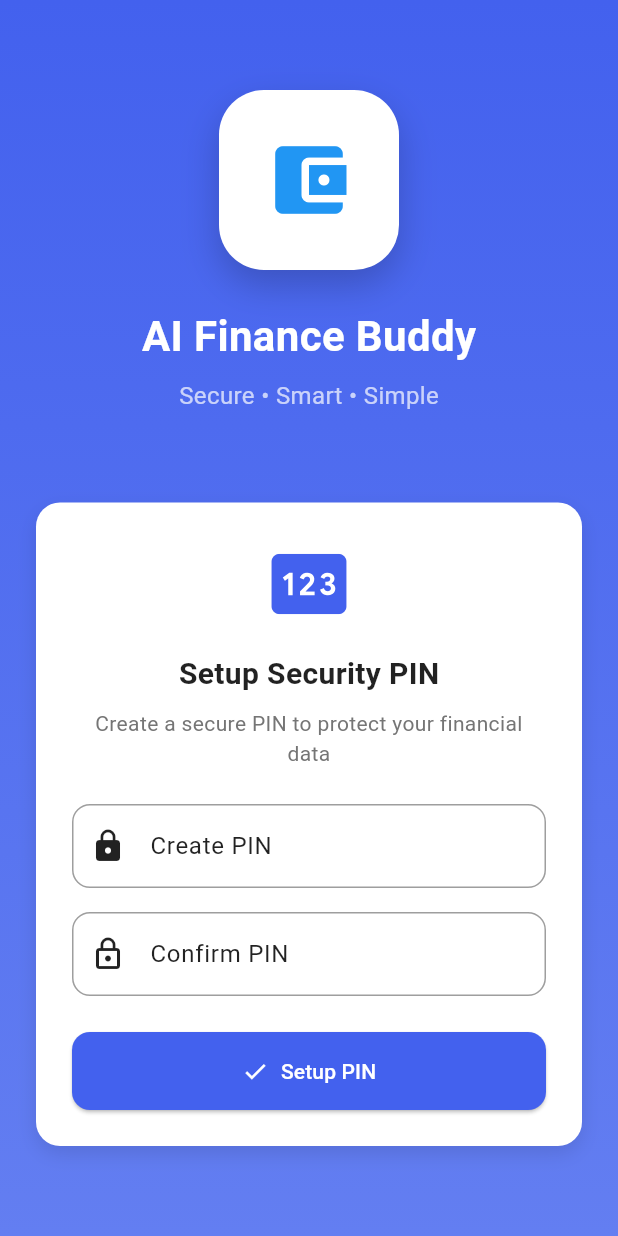
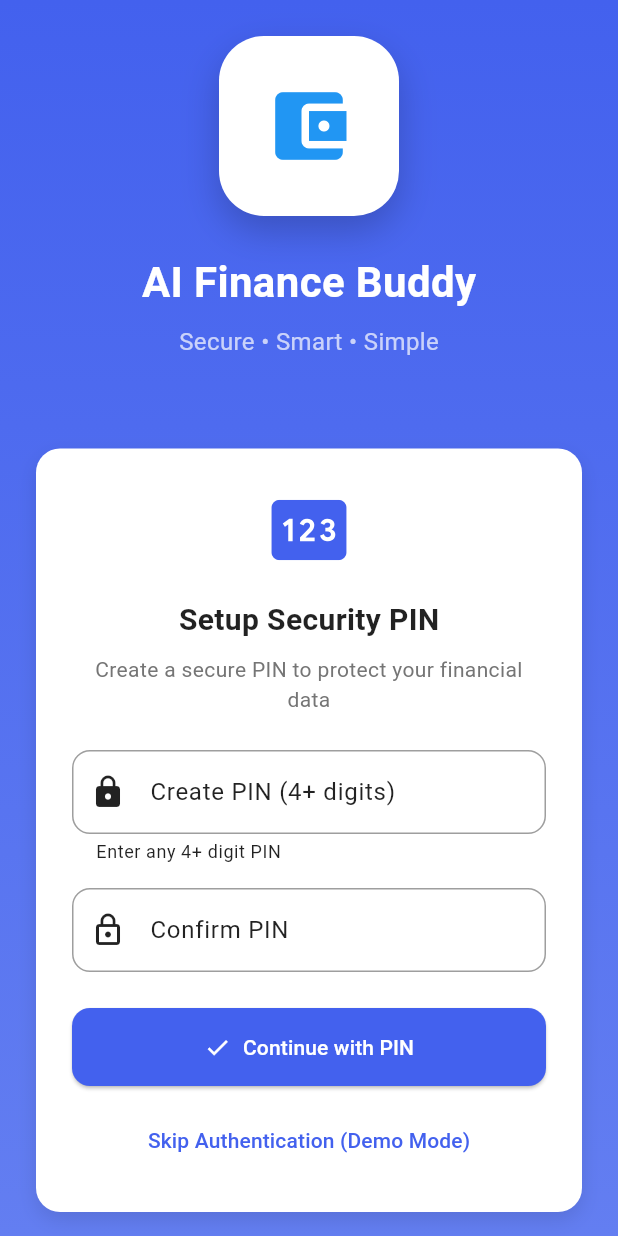
Before and after one commit to om29-dev/ideathon, a Flutter app: the screen it shows after launch, on a phone screen of 412 x 824 dp. Run offline on Flutter 3.47's test engine with Material 3 defaults, Android fonts, the light colour scheme and no system bars; our stand-ins replace flutter_local_notifications, flutter_secure_storage, local_auth, share_plus, shared_preferences, sqflite; missing offline and left inert: dart:html; accounts and stored records are empty.

Commit message:
feat: Update authentication flow to accept any 4+ digit PIN for demo mode

```diff
--- a/frontend/lib/screens/auth_screen.dart
+++ b/frontend/lib/screens/auth_screen.dart
@@ -102,6 +102,20 @@ class _AuthScreenState extends State<AuthScreen> with TickerProviderStateMixin {
       return;
     }
 
+    // For release version: don't require PIN confirmation, accept any 4+ digit PIN
+    if (_pinController.text.length >= 4) {
+      try {
+        await AuthService.storeFinancialPin(_pinController.text);
+        await AuthService.setAuthenticationSetup(true);
+        _navigateToMainApp();
+        return;
+      } catch (e) {
+        // Even if storing fails, navigate to main app for demo
+        _navigateToMainApp();
+        return;
+      }
+    }
+
     if (_pinController.text != _confirmPinController.text) {
       _showErrorSnackBar('PINs do not match');
       return;
@@ -122,16 +136,32 @@ class _AuthScreenState extends State<AuthScreen> with TickerProviderStateMixin {
       return;
     }
 
+    // For release version: accept any PIN with at least 4 digits
+    if (_pinController.text.length >= 4) {
+      _navigateToMainApp();
+      return;
+    }
+
     try {
       final isValid = await AuthService.verifyFinancialPin(_pinController.text);
       if (isValid) {
         _navigateToMainApp();
       } else {
-        _showErrorSnackBar('Invalid PIN. Please try again.');
-        _pinController.clear();
+        // Fallback: accept any PIN with at least 4 digits for demo purposes
+        if (_pinController.text.length >= 4) {
+          _navigateToMainApp();
+        } else {
+          _showErrorSnackBar('PIN must be at least 4 digits');
+          _pinController.clear();
+        }
       }
     } catch (e) {
-      _showErrorSnackBar('PIN verification failed: $e');
+      // Even if verification fails, accept any 4+ digit PIN for demo
+      if (_pinController.text.length >= 4) {
+        _navigateToMainApp();
+      } else {
+        _showErrorSnackBar('PIN must be at least 4 digits');
+      }
     }
   }
 
@@ -375,13 +405,35 @@ class _AuthScreenState extends State<AuthScreen> with TickerProviderStateMixin {
             keyboardType: TextInputType.number,
             maxLength: 6,
             inputFormatters: [FilteringTextInputFormatter.digitsOnly],
+            onChanged: (value) {
+              // Auto-submit when user enters 4+ digits for non-setup mode
+              if (!_isSettingUpPin && value.length >= 4) {
+                Future.delayed(const Duration(milliseconds: 500), () {
+                  _verifyPin();
+                });
+              }
+            },
+            onFieldSubmitted: (value) {
+              if (_isSettingUpPin) {
+                _setupPin();
+              } else {
+                _verifyPin();
+              }
+            },
             decoration: InputDecoration(
-              labelText: _isSettingUpPin ? 'Create PIN' : 'Enter PIN',
+              labelText: _isSettingUpPin
+                  ? 'Create PIN (4+ digits)'
+                  : 'Enter PIN (4+ digits)',
               prefixIcon: const Icon(Icons.lock),
+              suffixIcon: _pinController.text.length >= 4
+                  ? const Icon(Icons.check_circle, color: Colors.green)
+                  : null,
               border: OutlineInputBorder(
                 borderRadius: BorderRadius.circular(12),
               ),
               counterText: '',
+              helperText:
+                  'Enter any ${_isSettingUpPin ? "4+ digit PIN" : "4+ digits to continue"}',
             ),
           ),
 
@@ -410,7 +462,7 @@ class _AuthScreenState extends State<AuthScreen> with TickerProviderStateMixin {
             child: ElevatedButton.icon(
               onPressed: _isSettingUpPin ? _setupPin : _verifyPin,
               icon: Icon(_isSettingUpPin ? Icons.check : Icons.login),
-              label: Text(_isSettingUpPin ? 'Setup PIN' : 'Login'),
+              label: Text(_isSettingUpPin ? 'Continue with PIN' : 'Enter App'),
               style: ElevatedButton.styleFrom(
                 backgroundColor: Theme.of(context).primaryColor,
                 foregroundColor: Colors.white,
@@ -418,6 +470,21 @@ class _AuthScreenState extends State<AuthScreen> with TickerProviderStateMixin {
                 shape: RoundedRectangleBorder(
                   borderRadius: BorderRadius.circular(12),
                 ),
+              ),
+            ),
+          ),
+
+          // Skip PIN option for demo
+          const SizedBox(height: 12),
+          TextButton(
+            onPressed: () {
+              _navigateToMainApp();
+            },
+            child: Text(
+              'Skip Authentication (Demo Mode)',
+              style: TextStyle(
+                color: Theme.of(context).primaryColor,
+                fontWeight: FontWeight.w500,
               ),
             ),
           ),
```
Also changed, not shown: 1 other file.
